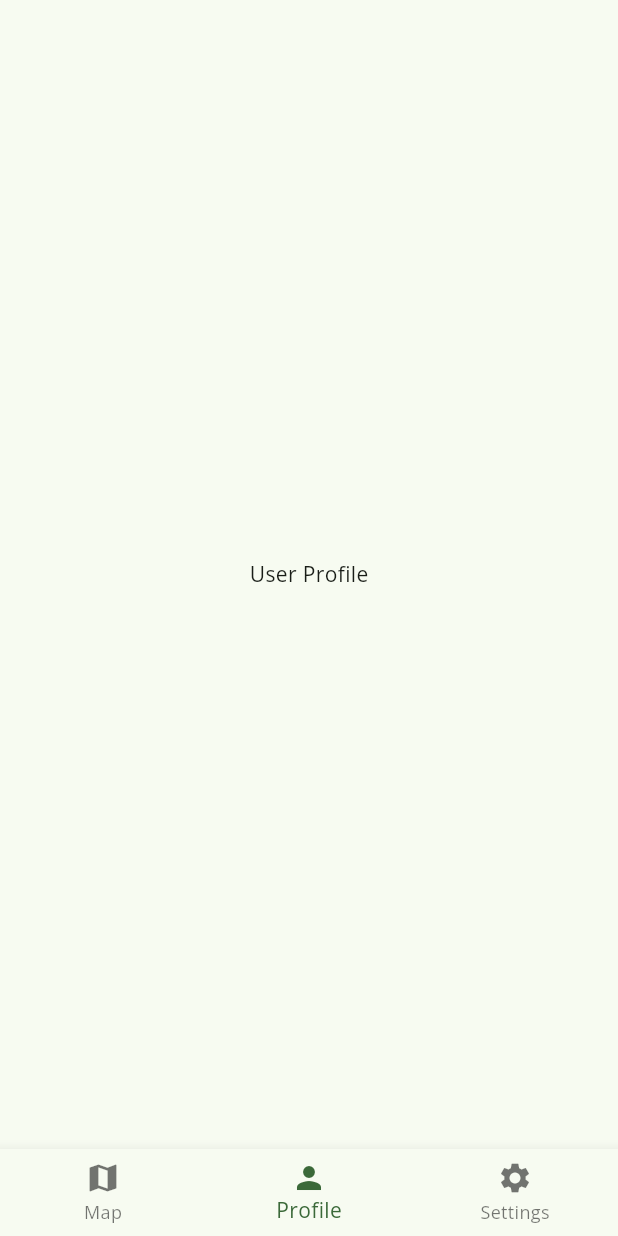
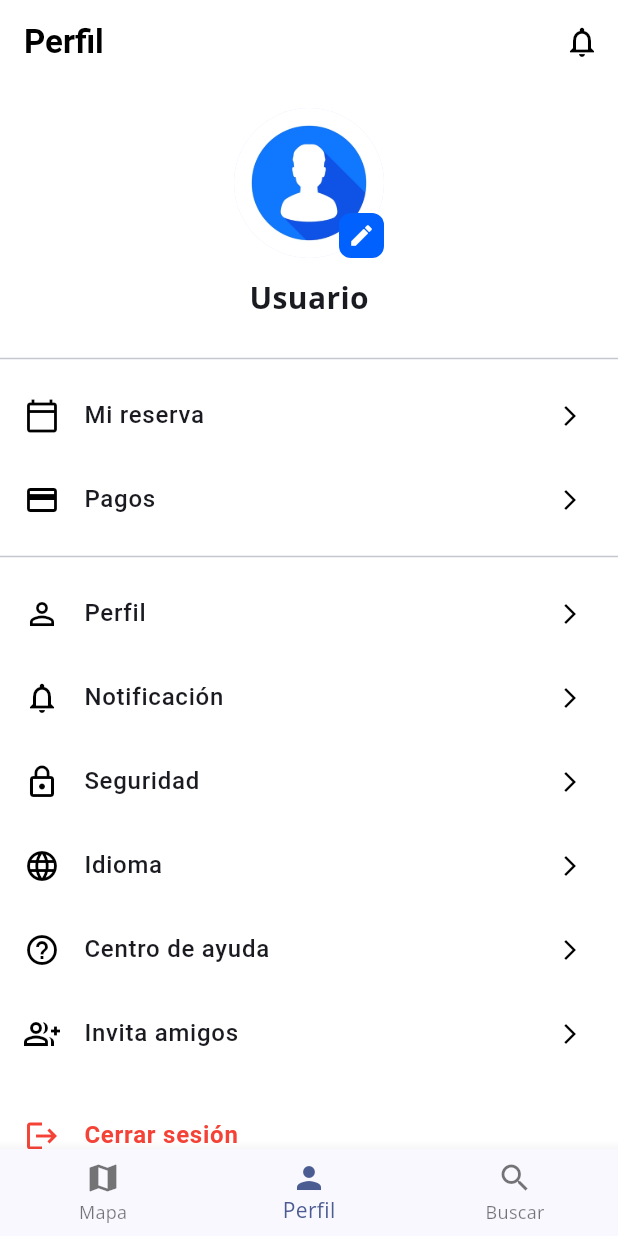
Before and after one commit to Antonio-Naoki/UBIKO_DEMO, a Flutter app: the MainScreen screen opened directly, swiped to page 2, on a phone screen of 412 x 824 dp. Run offline on Flutter 3.47's test engine with Material 3 defaults, Android fonts, the phone set to English and light mode, and no system bars; our stand-ins replace bloc, dartz, equatable, flutter_bloc, flutter_dotenv, flutter_map and 8 more; accounts and stored records are empty.

Commit message:
page profile true

```diff
--- a/lib/core/config/theme/app_colors.dart
+++ b/lib/core/config/theme/app_colors.dart
@@ -1,8 +1,9 @@
 import 'package:flutter/material.dart';
 
 class AppColors {
-  static const Color primaryColor = Color(0xFF4CAF50);
-  static const Color accentColor = Color(0xFF81C784);
+  static const Color primaryColor = Color(0xFF0061FF);
   static const Color primaryTextColor = Color(0xFFFFFFFF);
   static const Color textOnboardingPage = Color(0xFF0061FF);
+    // Azul con 4% de opacidad
+  static const Color accentColor = Color(0x0A0061FF);
 }
--- a/lib/main.dart
+++ b/lib/main.dart
@@ -48,7 +48,7 @@ class MyApp extends StatelessWidget {
     return Consumer<ThemeProvider>(
       builder: (context, themeProvider, child) {
         return MaterialApp(
-          title: 'Flutter Map App',
+          title: 'Ubiko',
           theme: AppTheme.lightTheme,
           darkTheme: AppTheme.darkTheme,
           themeMode: themeProvider.themeMode,
--- a/lib/main_screen.dart
+++ b/lib/main_screen.dart
@@ -52,15 +52,15 @@ class _MainScreenState extends State<MainScreen> {
         items: const <BottomNavigationBarItem>[
           BottomNavigationBarItem(
             icon: Icon(Icons.map),
-            label: 'Map',
+            label: 'Mapa',
           ),
           BottomNavigationBarItem(
             icon: Icon(Icons.person),
-            label: 'Profile',
+            label: 'Perfil',
           ),
           BottomNavigationBarItem(
-            icon: Icon(Icons.settings),
-            label: 'Settings',
+            icon: Icon(Icons.search),
+            label: 'Buscar',
           ),
         ],
         currentIndex: _selectedIndex,
--- a/lib/profile_page.dart
+++ b/lib/profile_page.dart
@@ -5,10 +5,96 @@ class ProfilePage extends StatelessWidget {
 
   @override
   Widget build(BuildContext context) {
-    return const Scaffold(
-      body: Center(
-        child: Text('User Profile'),
+    return Scaffold(
+      backgroundColor: Colors.white,
+      appBar: AppBar(
+        scrolledUnderElevation: 0, // 👈 Evita que se oscurezca al hacer scroll
+        backgroundColor: Colors.white,
+        elevation: 0,
+        title: const Text(
+          "Perfil",
+          style: TextStyle(
+            color: Colors.black,
+            fontWeight: FontWeight.bold,
+          ),
+        ),
+        actions: [
+          IconButton(
+            icon: const Icon(Icons.notifications_none, color: Colors.black),
+            onPressed: () {},
+          )
+        ],
+      ),
+      body: Column(
+        children: [
+          const SizedBox(height: 16),
+          // Foto de perfil con botón de edición cuadrado
+          Stack(
+            alignment: Alignment.bottomRight,
+            children: [
+              const CircleAvatar(
+                radius: 50,
+                backgroundImage:
+                    AssetImage("assets/images/imagen_user.webp"),
+              ),
+              Container(
+                decoration: BoxDecoration(
+                  color: const Color(0xFF0061FF), // Azul principal
+                  borderRadius: BorderRadius.circular(8), // cuadrado con bordes redondeados
+                ),
+                padding: const EdgeInsets.all(6),
+                child: const Icon(Icons.edit, color: Colors.white, size: 18),
+              ),
+            ],
+          ),
+          const SizedBox(height: 12),
+          const Text(
+            "Usuario",
+            style: TextStyle(fontSize: 20, fontWeight: FontWeight.bold),
+          ),
+          const SizedBox(height: 16),
+          const Divider(thickness: 1, height: 20),
+
+          // Opciones de perfil
+          Expanded(
+            child: ListView(
+              children: [
+                _buildProfileOption(Icons.calendar_today_outlined, "Mi reserva"),
+                _buildProfileOption(Icons.payment_outlined, "Pagos"),
+                const Divider(thickness: 1, height: 20),
+                _buildProfileOption(Icons.person_outline, "Perfil"),
+                _buildProfileOption(Icons.notifications_none, "Notificación"),
+                _buildProfileOption(Icons.lock_outline, "Seguridad"),
+                _buildProfileOption(Icons.language, "Idioma"),
+                _buildProfileOption(Icons.help_outline, "Centro de ayuda"),
+                _buildProfileOption(Icons.group_add_outlined, "Invita amigos"),
+
+                const SizedBox(height: 12),
+                ListTile(
+                  leading: const Icon(Icons.logout, color: Colors.red),
+                  title: const Text(
+                    "Cerrar sesión",
+                    style: TextStyle(color: Colors.red, fontWeight: FontWeight.bold),
+                  ),
+                  onTap: () {},
+                ),
+              ],
+            ),
+          ),
+        ],
       ),
     );
   }
+
+  Widget _buildProfileOption(IconData icon, String title) {
+    return ListTile(
+      leading: Icon(icon, color: Colors.black),
+      title: Text(
+        title,
+        style: const TextStyle(fontSize: 16, fontWeight: FontWeight.w500),
+      ),
+      trailing: const Icon(Icons.arrow_forward_ios, size: 16, color: Colors.black),
+      onTap: () {},
+    );
+  }
 }
--- a/pubspec.yaml
+++ b/pubspec.yaml
@@ -10,6 +10,7 @@ dependencies:
   flutter:
     sdk: flutter
   cupertino_icons: ^1.0.2
+  flutter_svg: ^2.0.7
   flutter_map: ^8.2.1
   latlong2: ^0.9.0
   geolocator: ^14.0.2
```
Also changed, not shown: assets/images/imagen_user.webp (added), pubspec.lock, 1 other file.
